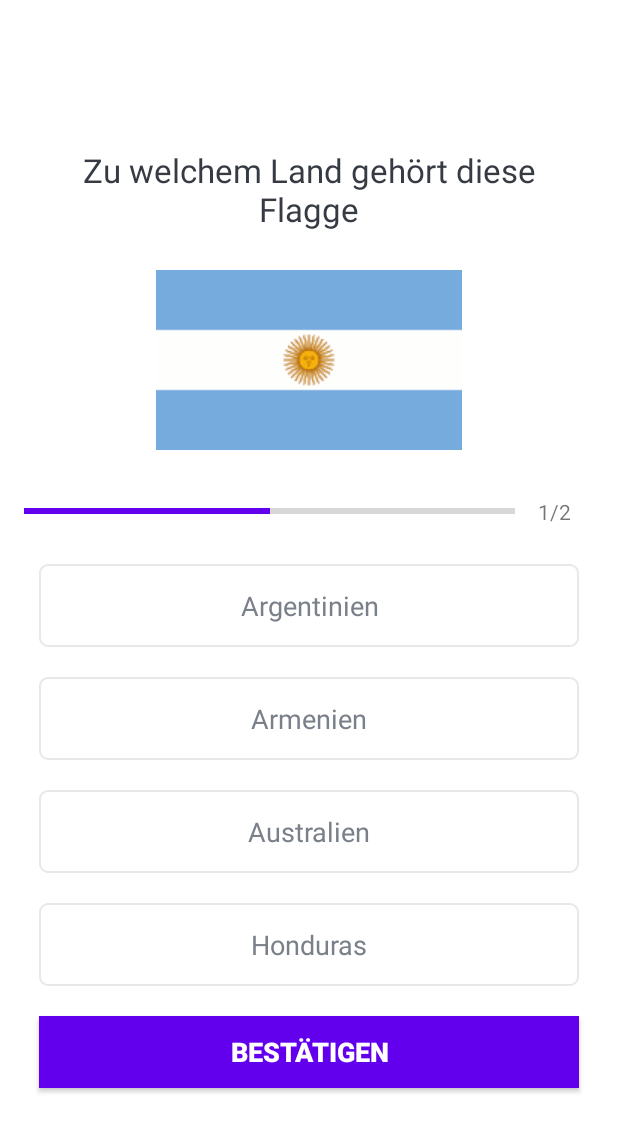
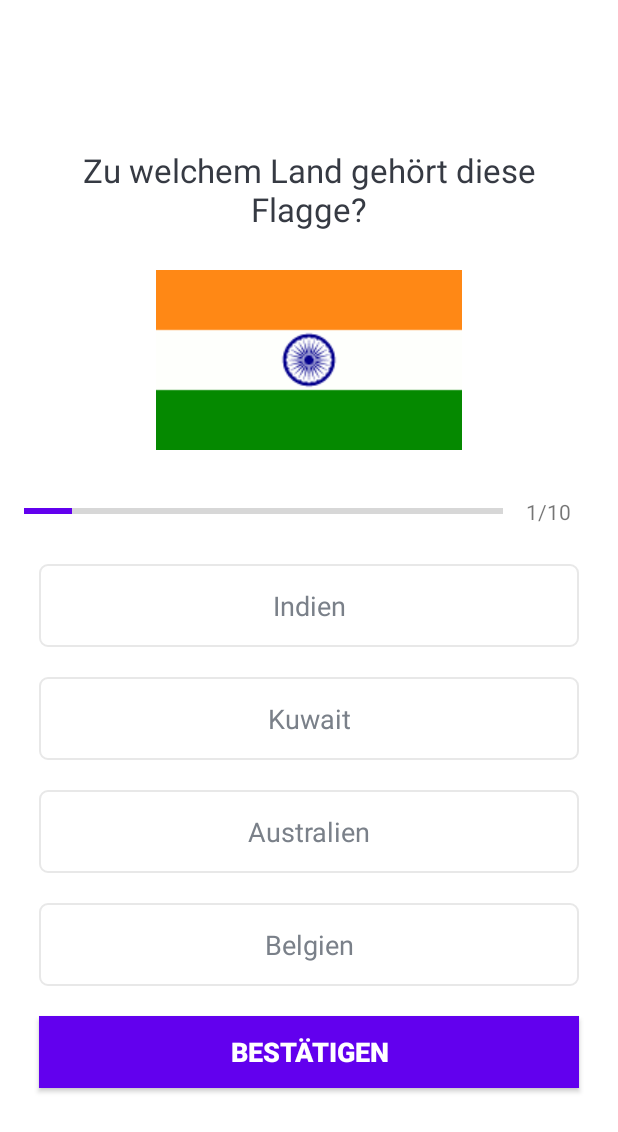
Before and after one commit to MSJones6/UdemyAndroid11-Quiz, an Android app built with Jetpack Compose: the QuizQuestionsActivity screen opened directly, with no data from a screen before it, on a phone screen of 412 x 824 dp. Shown: the top 1132 px of the screen. Run offline under Robolectric (Android 15) with nearby library versions, the phone set to English and light mode, and no system bars.

Commit message:
More Questions.

```diff
--- a/app/src/main/java/de/msjones/quizapp/Constants.kt
+++ b/app/src/main/java/de/msjones/quizapp/Constants.kt
@@ -8,27 +8,126 @@ object Constants {
     fun getQuestions(): List<Question> {
         val questionList = ArrayList<Question>()
 
-        val question1 = Question(1,
-            "Zu welchem Land gehört diese Flagge",
-            R.drawable.ic_flag_of_argentina,
-            "Argentinien",
-            "Armenien",
+        val question1 = Question(
+            1,
+            "Zu welchem Land gehört diese Flagge?",
+            R.drawable.ic_flag_of_india,
+            "Indien",
+            "Kuwait",
             "Australien",
-            "Honduras",
-            1)
-
+            "Belgien",
+            1
+        )
         questionList.add(question1)
 
-        val question2 = Question(2,
-            "Zu welchem Land gehört diese Flagge",
+
+        val question2 = Question(
+            2,
+            "Zu welchem Land gehört diese Flagge?",
             R.drawable.ic_flag_of_germany,
+            "Belgien",
+            "Deutschland",
             "Dänemark",
-            "Dschibuti",
+            "Brasilien",
+            2
+        )
+        questionList.add(question2)
+
+        val question3 = Question(
+            3,
+            "Zu welchem Land gehört diese Flagge?",
+            R.drawable.ic_flag_of_brazil,
+            "Australien",
+            "Brasilien",
+            "Fidschi",
+            "Argentinien",
+            2
+        )
+        questionList.add(question3)
+
+        val question4 = Question(
+            4,
+            "Zu welchem Land gehört diese Flagge?",
+            R.drawable.ic_flag_of_denmark,
             "Deutschland",
-            "Dominikanische Republik",
-            3)
+            "Belgien",
+            "Dänemark",
+            "Neuseeland",
+            3
+        )
+        questionList.add(question4)
 
-        questionList.add(question2)
+        val question5 = Question(
+            5,
+            "Zu welchem Land gehört diese Flagge?",
+            R.drawable.ic_flag_of_fiji,
+            "Fidschi",
+            "Australien",
+            "Kuwait",
+            "Brasilien",
+            1
+        )
+        questionList.add(question5)
+
+        val question6 = Question(
+            6,
+            "Zu welchem Land gehört diese Flagge?",
+            R.drawable.ic_flag_of_australia,
+            "Neuseeland",
+            "Australien",
+            "Fidschi",
+            "Dänemark",
+            2
+        )
+        questionList.add(question6)
+
+        val question7 = Question(
+            7,
+            "Zu welchem Land gehört diese Flagge?",
+            R.drawable.ic_flag_of_kuwait,
+            "Indien",
+            "Argentinien",
+            "Kuwait",
+            "Belgien",
+            3
+        )
+        questionList.add(question7)
+
+        val question8 = Question(
+            8,
+            "Zu welchem Land gehört diese Flagge?",
+            R.drawable.ic_flag_of_argentina,
+            "Brasilien",
+            "Argentinien",
+            "Deutschland",
+            "Neuseeland",
+            2
+        )
+        questionList.add(question8)
+
+        val question9 = Question(
+            9,
+            "Zu welchem Land gehört diese Flagge?",
+            R.drawable.ic_flag_of_belgium,
+            "Belgien",
+            "Deutschland",
+            "Brasilien",
+            "Indien",
+            1
+        )
+        questionList.add(question9)
+
+        val question10 = Question(
+            10,
+            "Zu welchem Land gehört diese Flagge?",
+            R.drawable.ic_flag_of_new_zealand,
+            "Australien",
+            "Fidschi",
+            "Neuseeland",
+            "Dänemark",
+            3
+        )
+        questionList.add(question10)
 
         return questionList
     }
--- a/app/src/main/java/de/msjones/quizapp/QuizQuestionsActivity.kt
+++ b/app/src/main/java/de/msjones/quizapp/QuizQuestionsActivity.kt
@@ -30,6 +30,8 @@ class QuizQuestionsActivity : ComponentActivity(), View.OnClickListener {
 
         userName = intent.getStringExtra(Constants.USER_NAME)
 
+        questionList = Constants.getQuestions()
+        binding.progressBar.max=questionList!!.size
         setQuestion()
 
         binding.tvOptionOne.setOnClickListener(this)
@@ -42,7 +44,6 @@ class QuizQuestionsActivity : ComponentActivity(), View.OnClickListener {
     private fun setQuestion() {
         defaultOptionView()
 
-        questionList = Constants.getQuestions()
         var question = questionList!![currentPosition - 1]
 
         binding.progressBar.progress = currentPosition
```
